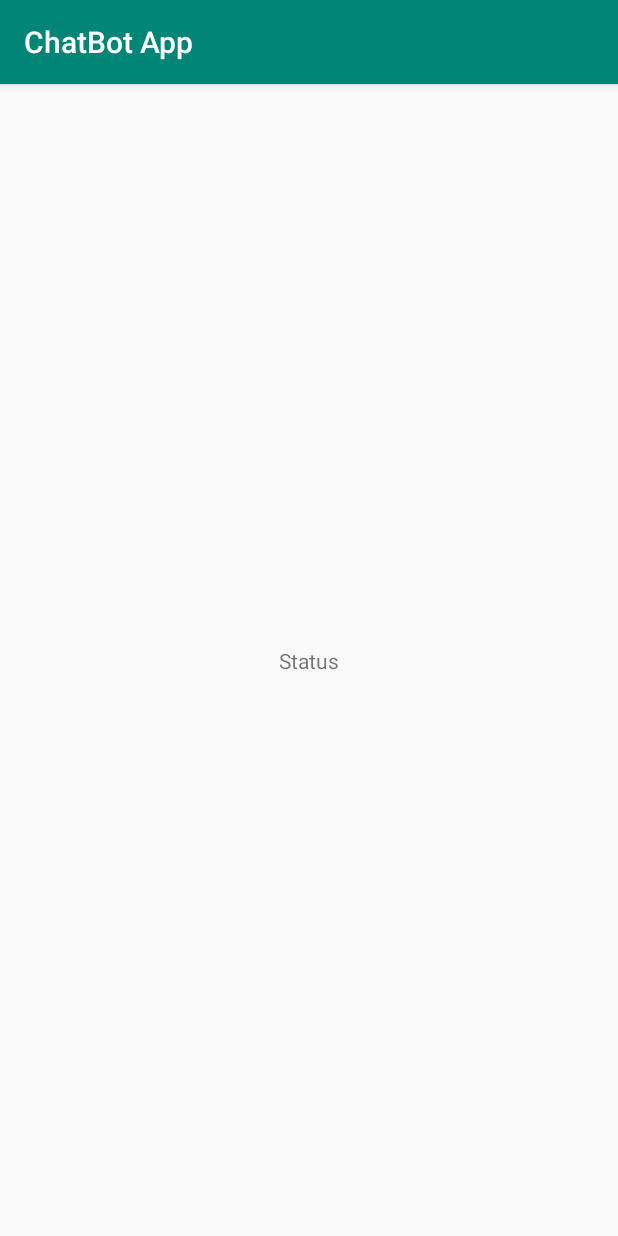
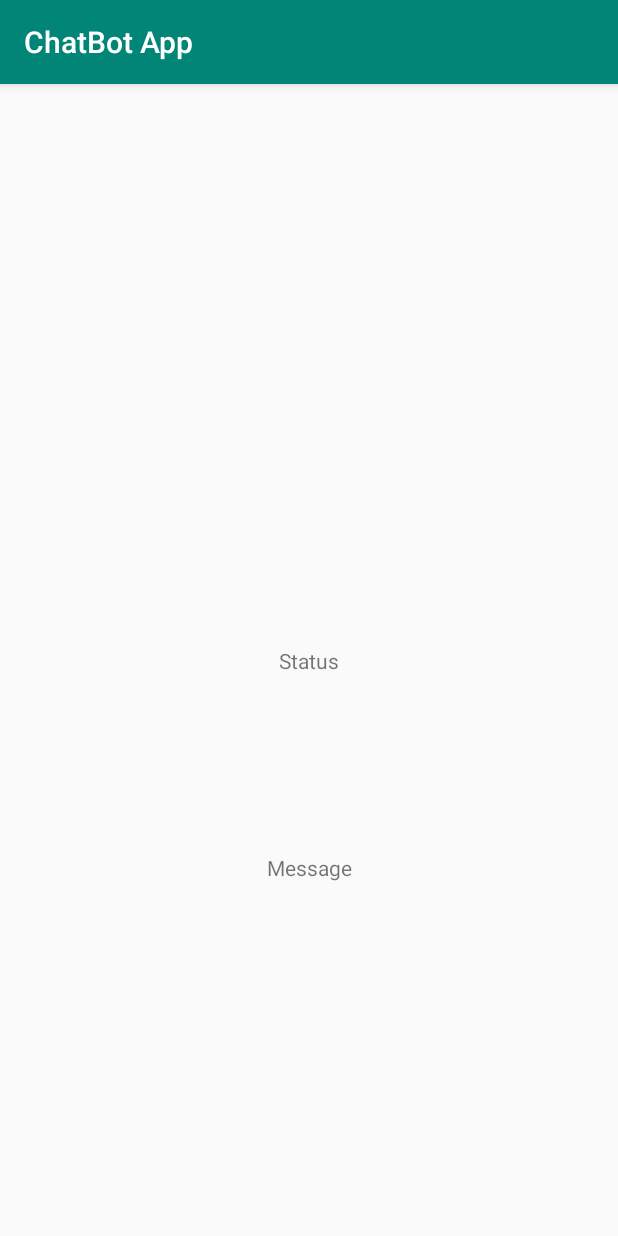
Before and after one commit to jeffreypaulraj/ChatBot, an Android app: the screen it shows after launch (MainActivity), on a phone screen of 412 x 824 dp. Run offline under Robolectric (Android 15) with nearby library versions, the phone set to English and light mode, and no system bars.

```diff
--- a/app/src/main/res/layout/activity_main.xml
+++ b/app/src/main/res/layout/activity_main.xml
@@ -16,4 +16,16 @@
         app:layout_constraintRight_toRightOf="parent"
         app:layout_constraintTop_toTopOf="parent" />
 
+    <TextView
+        android:id="@+id/id_messageText"
+        android:layout_width="wrap_content"
+        android:layout_height="wrap_content"
+        android:layout_marginTop="21dp"
+        android:text="Message"
+        app:layout_constraintBottom_toBottomOf="parent"
+        app:layout_constraintEnd_toEndOf="parent"
+        app:layout_constraintStart_toStartOf="parent"
+        app:layout_constraintTop_toBottomOf="@+id/id_statusText"
+        app:layout_constraintVertical_bias="0.291" />
+
 </androidx.constraintlayout.widget.ConstraintLayout>
```
Also changed, not shown: app/src/main/java/com/example/chatbotapp/MainActivity.java (+68 -5 lines).
